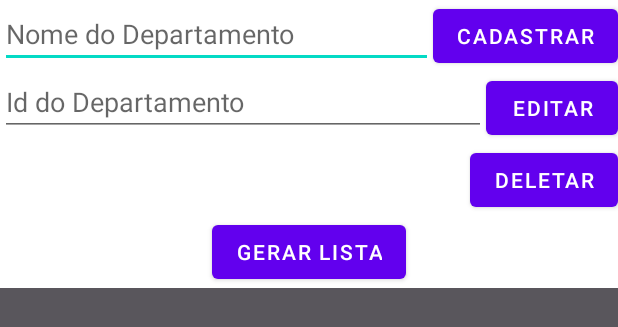
After one commit to marinhojp/mobile-fafire, an Android app: the layout activity_dpmt.xml on its own in the app's theme, with its tools: preview values and no code run, on a phone screen of 412 x 824 dp. The commit adds this screen. Shown: the top 327 px of the screen. Run offline under Robolectric (Android 15) with nearby library versions, the phone set to English and light mode, and no system bars.

Commit message:
atualização departamento

```diff
--- a/app/src/main/java/com/example/professor_allocation/DepartamentoResponse.java
+++ b/app/src/main/java/com/example/professor_allocation/DepartamentoResponse.java
@@ -29,4 +29,9 @@ public class DepartamentoResponse {
     public void setName(String name) {
         this.name = name;
     }
+
+    @Override
+    public String toString() {
+        return name;
+    }
 }
--- a/app/src/main/java/com/example/professor_allocation/MenuActivity.java
+++ b/app/src/main/java/com/example/professor_allocation/MenuActivity.java
@@ -24,5 +24,11 @@ public class MenuActivity extends AppCompatActivity {
             startActivity(mensageiro);
 
         });
+
+        btDepartamento.setOnClickListener(view ->{
+            Intent mensageiroDep = new Intent(getApplicationContext(), MainActivity.class);
+            startActivity(mensageiroDep);
+
+        });
     }
 }
--- /dev/null
+++ b/app/src/main/res/layout/activity_dpmt.xml
@@ -0,0 +1,75 @@
+<?xml version="1.0" encoding="utf-8"?>
+<androidx.constraintlayout.widget.ConstraintLayout xmlns:android="http://schemas.android.com/apk/res/android"
+    xmlns:app="http://schemas.android.com/apk/res-auto"
+    xmlns:tools="http://schemas.android.com/tools"
+    android:layout_width="match_parent"
+    android:layout_height="match_parent"
+    tools:context=".MainActivity">
+
+    <EditText
+        android:id="@+id/etDepartmentName"
+        android:layout_width="0dp"
+        android:layout_height="wrap_content"
+        android:ems="10"
+        android:hint="Nome do Departamento"
+        android:inputType="textPersonName"
+        android:text=""
+        app:layout_constraintEnd_toStartOf="@+id/btEnviarDep"
+        app:layout_constraintStart_toStartOf="parent"
+        app:layout_constraintTop_toTopOf="parent" />
+
+    <EditText
+        android:id="@+id/etDepartmentId"
+        android:layout_width="0dp"
+        android:layout_height="wrap_content"
+        android:ems="10"
+        android:hint="Id do Departamento"
+        android:inputType="textPersonName"
+        android:text=""
+        app:layout_constraintEnd_toStartOf="@+id/btEditarDep"
+        app:layout_constraintStart_toStartOf="parent"
+        app:layout_constraintTop_toBottomOf="@+id/etDepartmentName" />
+
+    <Button
+        android:id="@+id/btEnviarDep"
+        android:layout_width="wrap_content"
+        android:layout_height="wrap_content"
+        android:text="Cadastrar"
+        app:layout_constraintEnd_toEndOf="parent"
+        app:layout_constraintTop_toTopOf="parent" />
+
+    <Button
+        android:id="@+id/btEditarDep"
+        android:layout_width="wrap_content"
+        android:layout_height="wrap_content"
+        android:text="Editar"
+        app:layout_constraintEnd_toEndOf="parent"
+        app:layout_constraintTop_toBottomOf="@+id/btEnviarDep" />
+
+    <Button
+        android:id="@+id/btDeletar"
+        android:layout_width="wrap_content"
+        android:layout_height="wrap_content"
+        android:text="Deletar"
+        app:layout_constraintEnd_toEndOf="parent"
+        app:layout_constraintTop_toBottomOf="@+id/btEditarDep" />
+
+    <Button
+        android:id="@+id/btLista"
+        android:layout_width="wrap_content"
+        android:layout_height="wrap_content"
+        android:text="Gerar Lista"
+        app:layout_constraintEnd_toEndOf="parent"
+        app:layout_constraintStart_toStartOf="parent"
+        app:layout_constraintTop_toBottomOf="@+id/btDeletar" />
+
+    <ListView
+        android:id="@+id/lvDepartmentsLists"
+        android:layout_width="0dp"
+        android:layout_height="0dp"
+        android:background="#59565C"
+        app:layout_constraintBottom_toBottomOf="parent"
+        app:layout_constraintStart_toStartOf="parent"
+        app:layout_constraintEnd_toEndOf="parent"
+        app:layout_constraintTop_toBottomOf="@+id/btLista"/>
+</androidx.constraintlayout.widget.ConstraintLayout>
--- a/app/src/main/res/layout/activity_main.xml
+++ b/app/src/main/res/layout/activity_main.xml
@@ -49,7 +49,7 @@
         app:layout_constraintTop_toBottomOf="@+id/etCadastroCurso" />
 
     <Button
-        android:id="@+id/btDelete"
+        android:id="@+id/btDeletar"
         android:layout_width="wrap_content"
         android:layout_height="wrap_content"
         android:text="Deletar"
@@ -75,7 +75,7 @@
         app:layout_constraintBottom_toBottomOf="parent"
         app:layout_constraintEnd_toEndOf="parent"
         app:layout_constraintStart_toStartOf="parent"
-        app:layout_constraintTop_toBottomOf="@+id/btDelete" />
+        app:layout_constraintTop_toBottomOf="@+id/btDeletar" />
 
 
 </androidx.constraintlayout.widget.ConstraintLayout>
```
Also changed, not shown: app/src/main/java/com/example/professor_allocation/MainActivity.java (+82 -1 lines).
